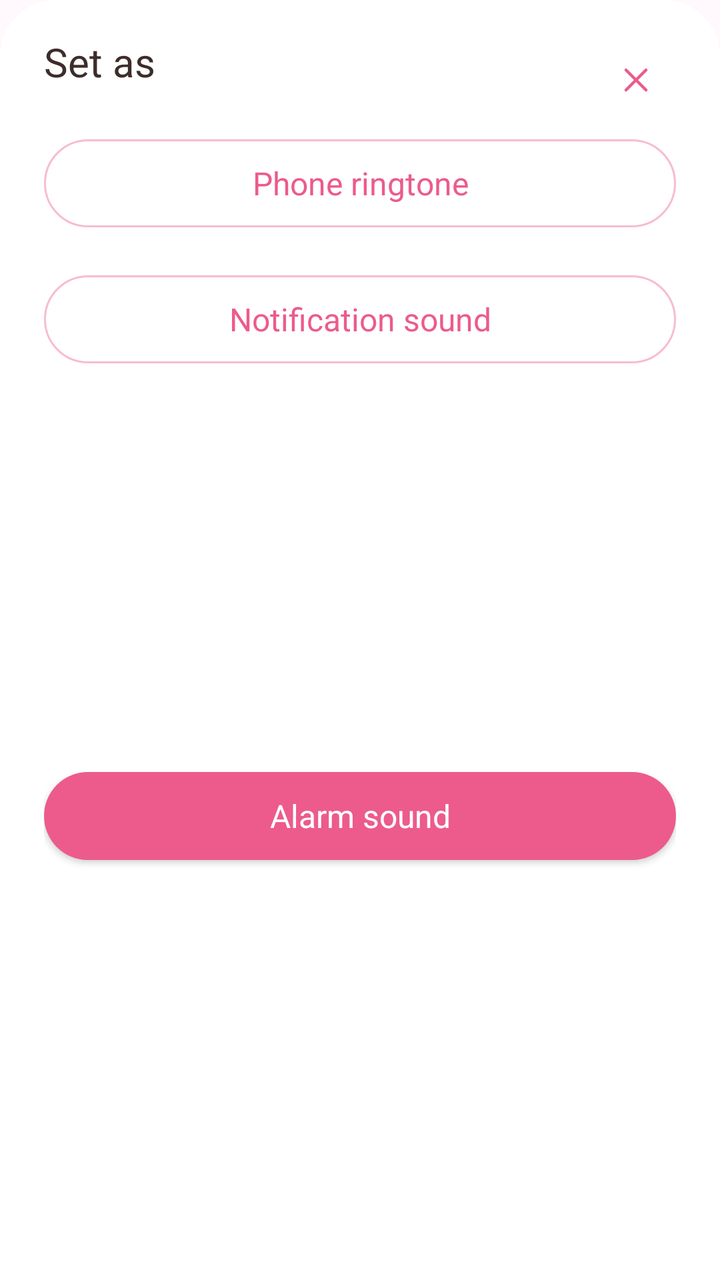
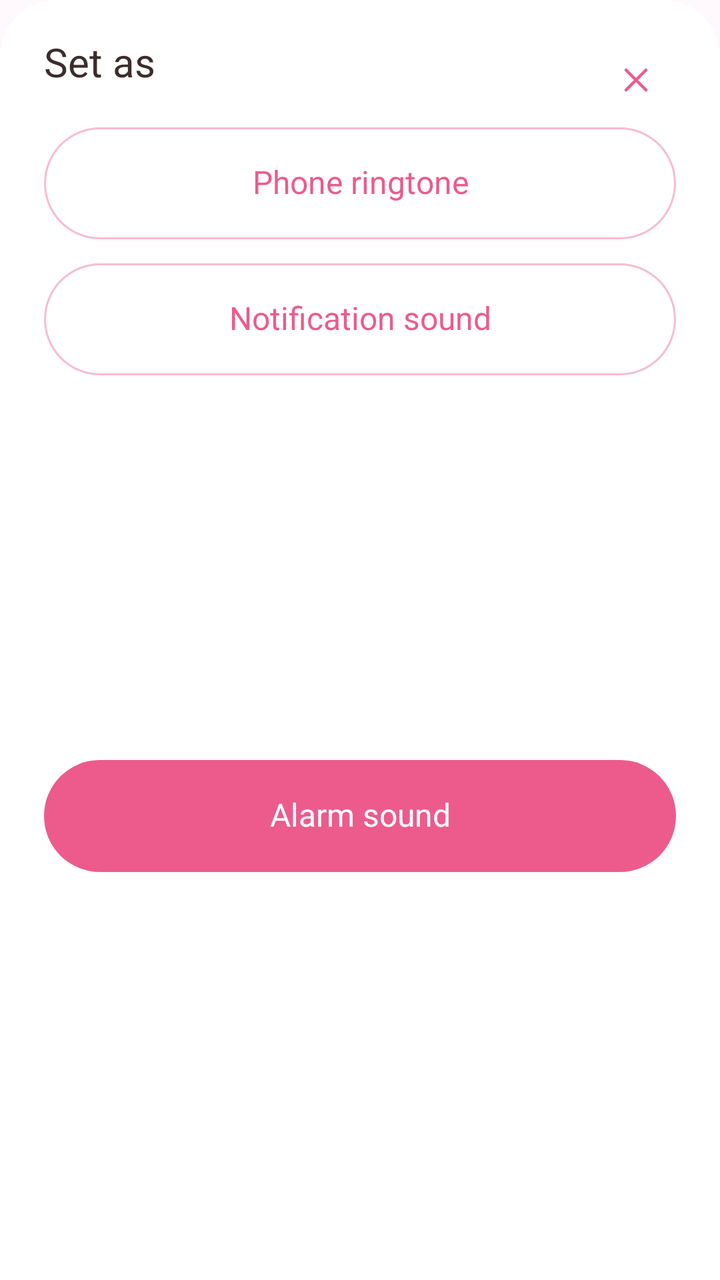

Before-and-after screenshots of an Android layout around one commit, followed by the original layout XML and the change that was made.
<!-- AndroidManifest.xml: application theme Theme.CuteWallpaper -->
<!-- res/layout/bottom_sheet_ringtone_target.xml -->
<?xml version="1.0" encoding="utf-8"?>
<androidx.constraintlayout.widget.ConstraintLayout xmlns:android="http://schemas.android.com/apk/res/android"
    xmlns:app="http://schemas.android.com/apk/res-auto"
    android:layout_width="match_parent"
    android:layout_height="wrap_content"
    android:background="@drawable/bg_wallpaper_target_sheet"
    android:paddingStart="22dp"
    android:paddingTop="20dp"
    android:paddingEnd="22dp"
    android:paddingBottom="24dp">

    <TextView
        android:id="@+id/title"
        style="@style/Heading20B"
        android:layout_width="0dp"
        android:layout_height="wrap_content"
        android:text="@string/ringtone_set_title"
        android:textColor="@color/tertiary_900"
        app:layout_constraintEnd_toStartOf="@id/btnClose"
        app:layout_constraintStart_toStartOf="parent"
        app:layout_constraintTop_toTopOf="parent" />

    <ImageButton
        android:id="@+id/btnClose"
        android:layout_width="40dp"
        android:layout_height="40dp"
        android:background="@android:color/transparent"
        android:contentDescription="@string/wallpaper_set_close"
        android:padding="11dp"
        android:src="@drawable/ic_close"
        android:tint="@color/primary_500"
        app:layout_constraintEnd_toEndOf="parent"
        app:layout_constraintTop_toTopOf="parent" />

    <com.google.android.material.button.MaterialButton
        android:id="@+id/btnRingtone"
        style="@style/Widget.MaterialComponents.Button.OutlinedButton"
        android:layout_width="0dp"
        android:layout_height="56dp"
        android:layout_marginTop="20dp"
        android:text="@string/ringtone_set_ringtone"
        android:textAppearance="@style/Button16S"
        android:textColor="@color/primary_500"
        app:backgroundTint="@color/neutral_0"
        app:cornerRadius="22dp"
        app:layout_constraintEnd_toEndOf="parent"
        app:layout_constraintStart_toStartOf="parent"
        app:layout_constraintTop_toBottomOf="@id/title"
        app:strokeColor="@color/primary_200"
        app:strokeWidth="1dp" />

    <com.google.android.material.button.MaterialButton
        android:id="@+id/btnNotification"
        style="@style/Widget.MaterialComponents.Button.OutlinedButton"
        android:layout_width="0dp"
        android:layout_height="56dp"
        android:layout_marginTop="12dp"
        android:text="@string/ringtone_set_notification"
        android:textAppearance="@style/Button16S"
        android:textColor="@color/primary_500"
        app:backgroundTint="@color/neutral_0"
        app:cornerRadius="22dp"
        app:layout_constraintEnd_toEndOf="parent"
        app:layout_constraintStart_toStartOf="parent"
        app:layout_constraintTop_toBottomOf="@id/btnRingtone"
        app:strokeColor="@color/primary_200"
        app:strokeWidth="1dp" />

    <com.google.android.material.button.MaterialButton
        android:id="@+id/btnAlarm"
        android:layout_width="0dp"
        android:layout_height="56dp"
        android:layout_marginTop="12dp"
        android:text="@string/ringtone_set_alarm"
        android:textAppearance="@style/Button16S"
        android:textColor="@color/neutral_0"
        app:backgroundTint="@color/primary_500"
        app:cornerRadius="22dp"
        app:layout_constraintBottom_toBottomOf="parent"
        app:layout_constraintEnd_toEndOf="parent"
        app:layout_constraintStart_toStartOf="parent"
        app:layout_constraintTop_toBottomOf="@id/btnNotification" />

</androidx.constraintlayout.widget.ConstraintLayout>
<!-- resources referenced by this layout -->
<resources>
  <color name="neutral_0">#FFFFFF</color>
  <color name="primary_200">#F8BCD1</color>
  <color name="primary_500">#EC5B8C</color>
  <color name="tertiary_900">#3D2D2A</color>
  <!-- drawable bg_wallpaper_target_sheet (drawable) -->
  <?xml version="1.0" encoding="utf-8"?>
  <shape xmlns:android="http://schemas.android.com/apk/res/android" android:shape="rectangle">
      <solid android:color="@color/neutral_0" />
      <corners android:topLeftRadius="28dp" android:topRightRadius="28dp" />
  </shape>
  <!-- drawable ic_close (drawable) -->
  <vector xmlns:android="http://schemas.android.com/apk/res/android"
      android:width="24dp"
      android:height="24dp"
      android:viewportWidth="24"
      android:viewportHeight="24">
    <path
        android:pathData="M7,7L17,17.001"
        android:strokeLineJoin="round"
        android:strokeWidth="1.5"
        android:fillColor="#00000000"
        android:strokeColor="#000000"
        android:strokeLineCap="round"/>
    <path
        android:pathData="M7,17.001L17,7"
        android:strokeLineJoin="round"
        android:strokeWidth="1.5"
        android:fillColor="#00000000"
        android:strokeColor="#000000"
        android:strokeLineCap="round"/>
  </vector>
  <string name="ringtone_set_alarm">Alarm sound</string>
  <string name="ringtone_set_notification">Notification sound</string>
  <string name="ringtone_set_ringtone">Phone ringtone</string>
  <string name="ringtone_set_title">Set as</string>
  <string name="wallpaper_set_close">Close</string>
  <style name="Button16S" parent="@style/TypographyBase">
          <item name="android:textSize">16sp</item>
          <item name="fontFamily">@font/poppins_semi_bold</item>
      </style>
  <style name="Heading20B" parent="@style/TypographyBase">
          <item name="android:textSize">20sp</item>
          <item name="fontFamily">@font/poppins_bold</item>
      </style>
  <style name="Theme.CuteWallpaper" parent="Theme.MaterialComponents.DayNight.NoActionBar">
          <item name="colorPrimary">@color/primary</item>
          <item name="colorPrimaryVariant">@color/primary_dark</item>
          <item name="colorOnPrimary">@color/on_primary</item>
          <item name="colorSecondary">@color/primary</item>
          <item name="colorOnSecondary">@color/on_primary</item>
          <item name="android:windowBackground">@color/background</item>
      </style>
  <style name="TypographyBase">
          <item name="fontFamily">@font/poppins_regular</item>
          <item name="android:includeFontPadding">false</item>
      </style>
  <color name="primary">#F72B85</color>
  <color name="primary_dark">#D81B70</color>
  <color name="on_primary">#FFFFFF</color>
  <color name="background">#FFF8FC</color>
</resources>

<!-- the commit's change to res/layout/bottom_sheet_ringtone_target.xml (unified diff, before → after) -->
@@ -32,50 +32,50 @@
         app:layout_constraintEnd_toEndOf="parent"
         app:layout_constraintTop_toTopOf="parent" />
 
-    <com.google.android.material.button.MaterialButton
+    <TextView
         android:id="@+id/btnRingtone"
-        style="@style/Widget.MaterialComponents.Button.OutlinedButton"
+        style="@style/Button16S"
         android:layout_width="0dp"
         android:layout_height="56dp"
         android:layout_marginTop="20dp"
+        android:background="@drawable/bg_cta_outline"
+        android:clickable="true"
+        android:focusable="true"
+        android:gravity="center"
         android:text="@string/ringtone_set_ringtone"
-        android:textAppearance="@style/Button16S"
         android:textColor="@color/primary_500"
-        app:backgroundTint="@color/neutral_0"
-        app:cornerRadius="22dp"
         app:layout_constraintEnd_toEndOf="parent"
         app:layout_constraintStart_toStartOf="parent"
-        app:layout_constraintTop_toBottomOf="@id/title"
-        app:strokeColor="@color/primary_200"
-        app:strokeWidth="1dp" />
+        app:layout_constraintTop_toBottomOf="@id/title" />
 
-    <com.google.android.material.button.MaterialButton
+    <TextView
         android:id="@+id/btnNotification"
-        style="@style/Widget.MaterialComponents.Button.OutlinedButton"
+        style="@style/Button16S"
         android:layout_width="0dp"
         android:layout_height="56dp"
         android:layout_marginTop="12dp"
+        android:background="@drawable/bg_cta_outline"
+        android:clickable="true"
+        android:focusable="true"
+        android:gravity="center"
         android:text="@string/ringtone_set_notification"
-        android:textAppearance="@style/Button16S"
         android:textColor="@color/primary_500"
-        app:backgroundTint="@color/neutral_0"
-        app:cornerRadius="22dp"
         app:layout_constraintEnd_toEndOf="parent"
         app:layout_constraintStart_toStartOf="parent"
-        app:layout_constraintTop_toBottomOf="@id/btnRingtone"
-        app:strokeColor="@color/primary_200"
-        app:strokeWidth="1dp" />
+        app:layout_constraintTop_toBottomOf="@id/btnRingtone" />
 
-    <com.google.android.material.button.MaterialButton
+    <TextView
         android:id="@+id/btnAlarm"
+        style="@style/Button16S"
         android:layout_width="0dp"
         android:layout_height="56dp"
         android:layout_marginTop="12dp"
+        android:background="@drawable/bg_cta_primary"
+        android:clickable="true"
+        android:focusable="true"
+        android:gravity="center"
         android:text="@string/ringtone_set_alarm"
-        android:textAppearance="@style/Button16S"
         android:textColor="@color/neutral_0"
-        app:backgroundTint="@color/primary_500"
-        app:cornerRadius="22dp"
         app:layout_constraintBottom_toBottomOf="parent"
         app:layout_constraintEnd_toEndOf="parent"
         app:layout_constraintStart_toStartOf="parent"
<!-- resource entries referenced after the edit -->
@@ -4,6 +4,19 @@
   <color name="primary_200">#F8BCD1</color>
   <color name="primary_500">#EC5B8C</color>
   <color name="tertiary_900">#3D2D2A</color>
+  <!-- drawable bg_cta_outline (drawable) -->
+  <?xml version="1.0" encoding="utf-8"?>
+  <shape xmlns:android="http://schemas.android.com/apk/res/android" android:shape="rectangle">
+      <solid android:color="@color/neutral_0" />
+      <stroke android:width="1dp" android:color="@color/primary_200" />
+      <corners android:radius="28dp" />
+  </shape>
+  <!-- drawable bg_cta_primary (drawable) -->
+  <?xml version="1.0" encoding="utf-8"?>
+  <shape xmlns:android="http://schemas.android.com/apk/res/android" android:shape="rectangle">
+      <solid android:color="@color/primary_500" />
+      <corners android:radius="28dp" />
+  </shape>
   <!-- drawable bg_wallpaper_target_sheet (drawable) -->
   <?xml version="1.0" encoding="utf-8"?>
   <shape xmlns:android="http://schemas.android.com/apk/res/android" android:shape="rectangle">
